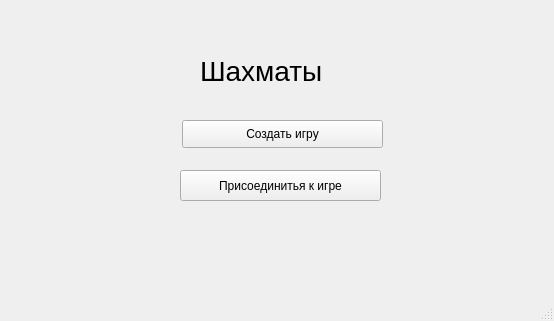
The window that start.ui (Exillite/MegaChess) describes before a commit, drawn with Qt 5.
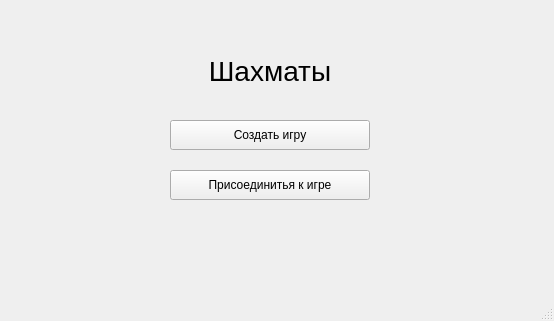
The same window after the commit.

What changed in the file:
```diff
--- a/start.ui
+++ b/start.ui
@@ -17,9 +17,9 @@
    <widget class="QLabel" name="label">
     <property name="geometry">
      <rect>
-      <x>200</x>
+      <x>170</x>
       <y>40</y>
-      <width>151</width>
+      <width>200</width>
       <height>61</height>
      </rect>
     </property>
@@ -31,14 +31,17 @@
     <property name="text">
      <string>Шахматы</string>
     </property>
+    <property name="alignment">
+     <set>Qt::AlignCenter</set>
+    </property>
    </widget>
    <widget class="QPushButton" name="pushButton">
     <property name="geometry">
      <rect>
-      <x>182</x>
+      <x>170</x>
       <y>120</y>
-      <width>201</width>
-      <height>28</height>
+      <width>200</width>
+      <height>30</height>
      </rect>
     </property>
     <property name="text">
@@ -48,10 +51,10 @@
    <widget class="QPushButton" name="pushButton_2">
     <property name="geometry">
      <rect>
-      <x>180</x>
+      <x>170</x>
       <y>170</y>
-      <width>201</width>
-      <height>31</height>
+      <width>200</width>
+      <height>30</height>
      </rect>
     </property>
     <property name="text">
```
Left out of the diff: 4 changed lines with no effect on the pictures.
